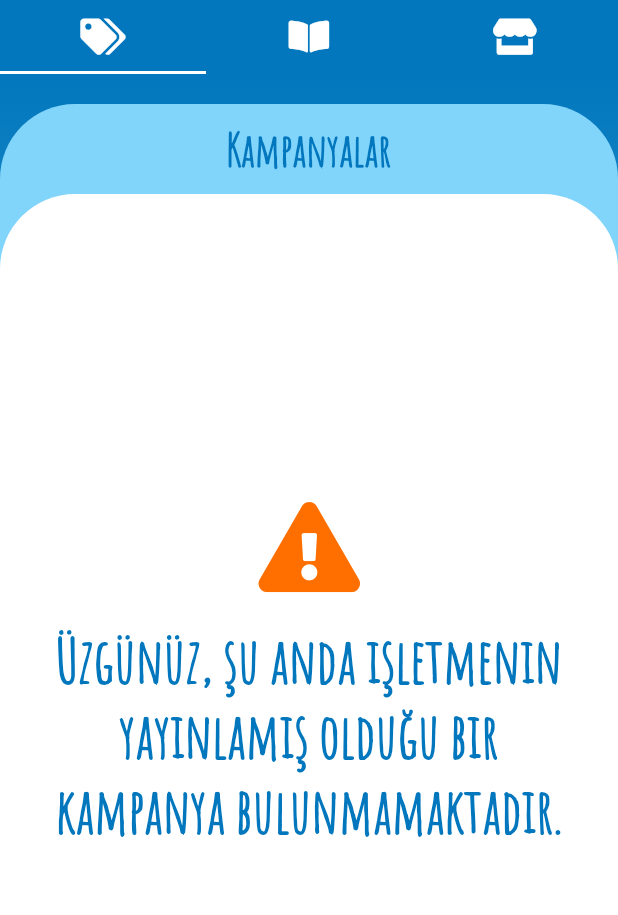
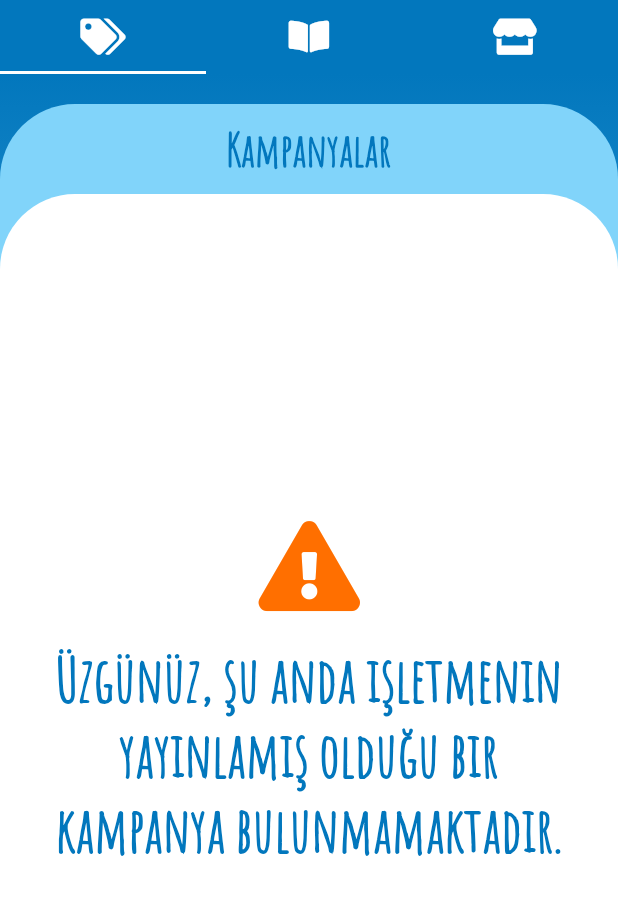
Before and after one commit to Enes-Altuntas/PaPaPe, a Flutter app: the Store screen opened directly with empty values, on a phone screen of 412 x 824 dp, the part 82-997 px from its top. Run offline on Flutter 3.47's test engine with Material 2 defaults, Android fonts, the phone set to English and light mode, and no system bars; our stand-ins replace cloud_firestore, cool_alert, firebase_auth, firebase_core, firebase_messaging, flutter_datetime_picker and 5 more; missing offline and left inert: geoflutterfire; accounts and stored records are empty.

Commit message:
açık test düzeltmeler ile release

```diff
--- a/lib/Campaigns/campaigns.dart
+++ b/lib/Campaigns/campaigns.dart
@@ -66,6 +66,8 @@ class _CampaignsState extends State<Campaigns> {
                       borderRadius: BorderRadius.only(
                           topLeft: Radius.circular(50.0),
                           topRight: Radius.circular(50.0))),
+                  child: Padding(
+                    padding: const EdgeInsets.only(top: 25.0),
                     child: StreamBuilder<List<CampaignModel>>(
                       stream: FirestoreService()
                           .getStoreCampaigns(widget.storeData.storeId),
@@ -82,8 +84,8 @@ class _CampaignsState extends State<Campaigns> {
                                       itemCount: snapshot.data.length,
                                       itemBuilder: (context, index) {
                                         return Padding(
-                                        padding:
-                                            const EdgeInsets.only(bottom: 20.0),
+                                          padding: const EdgeInsets.only(
+                                              bottom: 20.0),
                                           child: CampaignCard(
                                             campaign: snapshot.data[index],
                                             onPressed: () {
@@ -120,6 +122,7 @@ class _CampaignsState extends State<Campaigns> {
                     ),
                   ),
                 ),
+              ),
             ],
           )
         : Center(
--- a/lib/Components/category_card.dart
+++ b/lib/Components/category_card.dart
@@ -119,8 +119,8 @@ class _CategoryCardState extends State<CategoryCard> {
                           break;
                         default:
                           return NotFound(
-                            notFoundIcon: FontAwesomeIcons.sadTear,
-                            notFoundIconColor: Theme.of(context).primaryColor,
+                            notFoundIcon: FontAwesomeIcons.exclamationTriangle,
+                            notFoundIconColor: Colors.amber[900],
                             notFoundIconSize: 30,
                             notFoundText:
                                 "'${widget.category.categoryName}' kategorisinde hiçbir ürün bulunamamıştır !",
--- a/lib/Products/products.dart
+++ b/lib/Products/products.dart
@@ -81,6 +81,8 @@ class _MenuState extends State<Menu> {
                       borderRadius: BorderRadius.only(
                           topLeft: Radius.circular(50.0),
                           topRight: Radius.circular(50.0))),
+                  child: Padding(
+                    padding: const EdgeInsets.only(top: 40.0),
                     child: StreamBuilder<List<ProductCategory>>(
                       stream: FirestoreService()
                           .getProductCategories(widget.storeData.storeId),
@@ -130,6 +132,7 @@ class _MenuState extends State<Menu> {
                     ),
                   ),
                 ),
+              ),
             ],
           )
         : Center(
--- a/pubspec.yaml
+++ b/pubspec.yaml
@@ -3,7 +3,7 @@ description: Bu Lokasyonda Herşey Var.
 
 publish_to: 'none' # Remove this line if you wish to publish to pub.dev
 
-version: 0.1.0+7
+version: 0.1.0+8
 
 environment:
   sdk: ">=2.7.0 <3.0.0"
```
Lines whose indentation alone changed are shown as unchanged.
